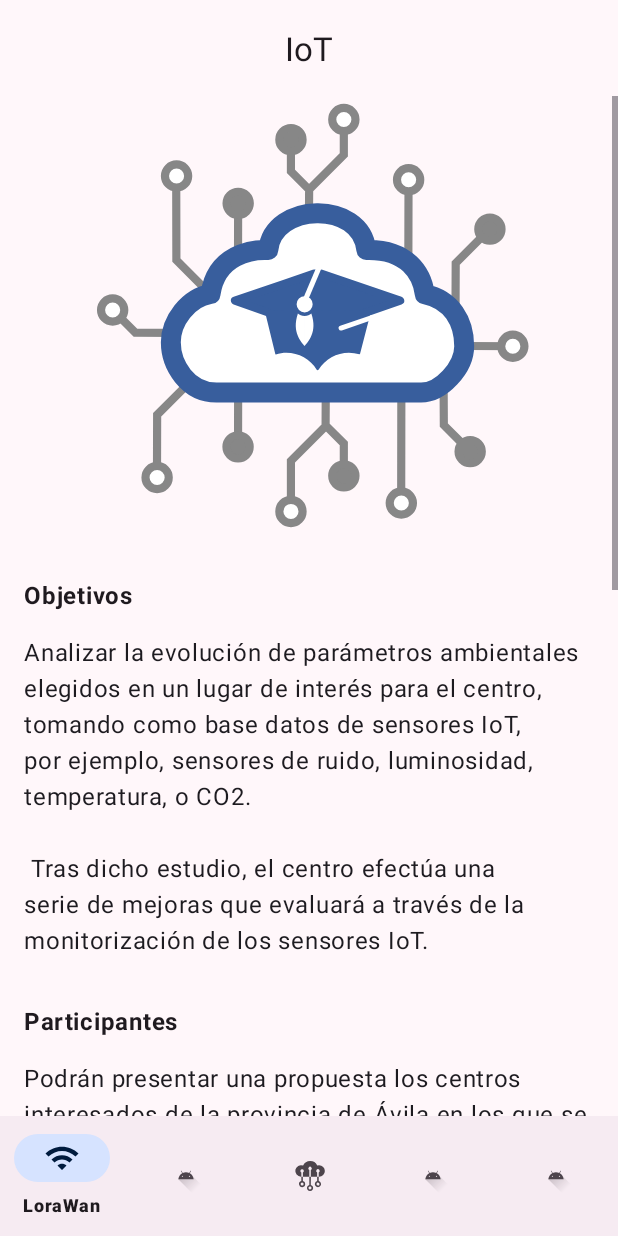
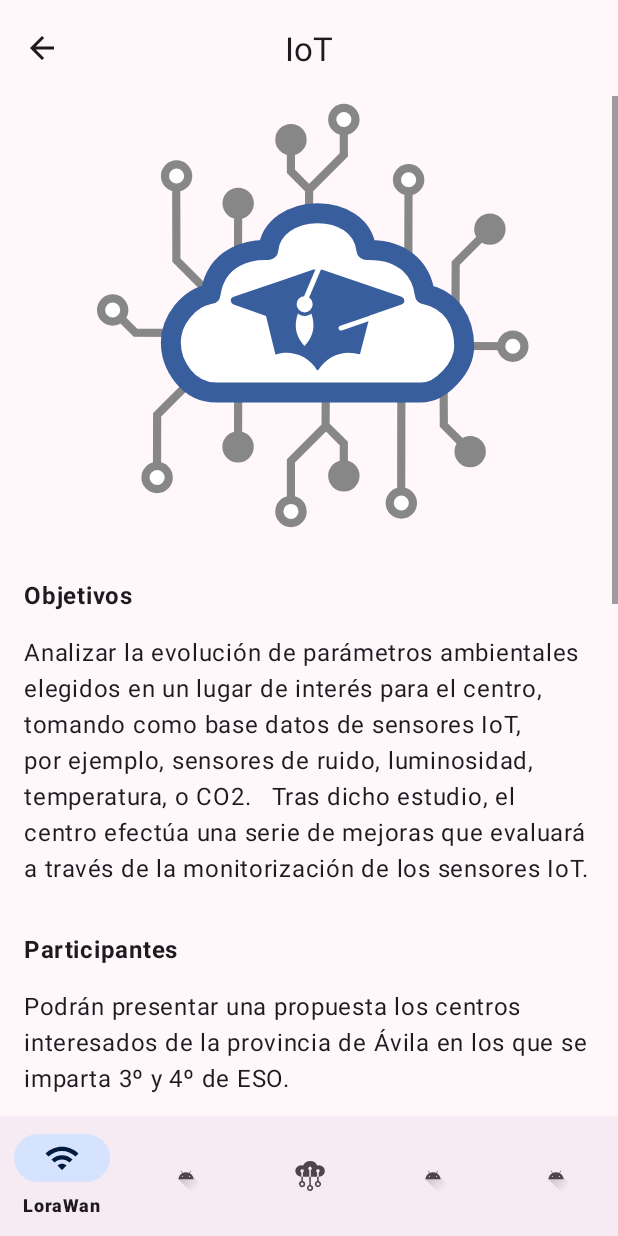
Before and after one commit to iesalonsodemadrigal/android-meceiot, an Android app: the IotContentScreenAboutFragment screen opened through its navigation route, on a phone screen of 412 x 824 dp. Run offline under Robolectric (Android 15) with nearby library versions, the phone set to English and light mode, and no system bars; our stand-ins replace navigation-ui; 3 statements that could not run were skipped.

Commit message:
feat: 23/01 nice work

```diff
--- a/app/src/main/java/edu/iesam/meceiot/features/iot/presentation/IotContentScreenAboutFragment.kt
+++ b/app/src/main/java/edu/iesam/meceiot/features/iot/presentation/IotContentScreenAboutFragment.kt
@@ -5,6 +5,7 @@ import android.view.LayoutInflater
 import android.view.View
 import android.view.ViewGroup
 import androidx.fragment.app.Fragment
+import androidx.navigation.fragment.findNavController
 import edu.iesam.meceiot.R
 import edu.iesam.meceiot.databinding.FragmentIotContentBinding
 import edu.iesam.meceiot.databinding.ItemContentListBinding
@@ -25,7 +26,14 @@ class IotContentScreenAboutFragment : Fragment(R.layout.fragment_iot_content) {
 
     private fun setupView() {
         binding.apply {
-            viewDetailedMeceiot.mainToolbar.title = getString(R.string.iot_title)
+            viewDetailedMeceiot.mainToolbarDetail.setNavigationOnClickListener {
+                // Handle navigation icon press
+                findNavController().navigateUp()
+
+
+            }
+
+            viewDetailedMeceiot.mainToolbarDetail.title = getString(R.string.iot_title)
 
             setItemText(
                 ItemContentListBinding.bind(viewParagraph.root),
--- /dev/null
+++ b/app/src/main/res/drawable/ic_arrow_back_24.xml
@@ -0,0 +1,13 @@
+<vector xmlns:android="http://schemas.android.com/apk/res/android"
+    android:width="24dp"
+    android:height="24dp"
+    android:autoMirrored="true"
+    android:tint="#000000"
+    android:viewportWidth="24"
+    android:viewportHeight="24">
+
+    <path
+        android:fillColor="@android:color/white"
+        android:pathData="M20,11H7.83l5.59,-5.59L12,4l-8,8 8,8 1.41,-1.41L7.83,13H20v-2z" />
+
+</vector>
--- a/app/src/main/res/layout/fragment_iot_content.xml
+++ b/app/src/main/res/layout/fragment_iot_content.xml
@@ -5,7 +5,7 @@
 
     <include
         android:id="@+id/view_detailed_meceiot"
-        layout="@layout/main_toolbar"
+        layout="@layout/view_toolbar_detail"
         app:layout_constraintStart_toStartOf="parent"
         app:layout_constraintTop_toTopOf="parent" />
 
--- a/app/src/main/res/layout/item_content_list.xml
+++ b/app/src/main/res/layout/item_content_list.xml
@@ -32,6 +32,7 @@
             app:layout_constraintEnd_toEndOf="parent"
             app:layout_constraintStart_toStartOf="parent"
             app:layout_constraintTop_toBottomOf="@+id/title_info" />
+
     </androidx.constraintlayout.widget.ConstraintLayout>
 
 </androidx.constraintlayout.widget.ConstraintLayout>
--- a/app/src/main/res/layout/view_toolbar_detail.xml
+++ b/app/src/main/res/layout/view_toolbar_detail.xml
@@ -1,13 +1,15 @@
-<com.google.android.material.appbar.MaterialToolbar xmlns:android="http://schemas.android.com/apk/res/android"
+<?xml version="1.0" encoding="utf-8"?>
+<com.google.android.material.appbar.AppBarLayout xmlns:android="http://schemas.android.com/apk/res/android"
+    android:layout_width="match_parent"
+    android:layout_height="@dimen/toolbar_height"
     xmlns:app="http://schemas.android.com/apk/res-auto"
-    android:id="@+id/view_toolbar_detail"
-    style="@style/AppHeadlineHeader"
-    android:layout_width="match_parent"
-    android:layout_height="wrap_content"
-    android:layout_margin="@dimen/margin_extra_small"
-    android:padding="@dimen/image_size_small"
-    android:paddingTop="@dimen/padding_extra_small"
-    android:paddingBottom="@dimen/padding_extra_small"
-    android:textSize="@dimen/font_size_medium"
-    android:background="@color/white"
-    app:title="@string/detail_title" />
+    android:background="@color/design_default_color_surface">
+
+    <com.google.android.material.appbar.MaterialToolbar
+        android:id="@+id/main_toolbar_detail"
+        style="@style/AppmainToolbar"
+        android:layout_width="match_parent"
+        android:layout_height="@dimen/toolbar_height"
+        app:navigationIcon="@drawable/ic_arrow_back_24" />
+
+</com.google.android.material.appbar.AppBarLayout>
--- a/app/src/main/res/values/strings.xml
+++ b/app/src/main/res/values/strings.xml
@@ -73,8 +73,8 @@
 
     <!--string content meceiot-->
     <string name="meceiot_title_1">Objetivos</string>
-    <string name="meceiot_content_1">Analizar la evolución de parámetros ambientales elegidos en un lugar de interés para el centro, tomando como base datos de sensores IoT, por ejemplo, sensores de ruido, luminosidad, temperatura, o CO2.
-\n\n Tras dicho estudio, el centro efectúa una serie de mejoras que evaluará a través de la monitorización de los sensores IoT.</string>
+    <string name="meceiot_content_1"><p>Analizar la evolución de parámetros ambientales elegidos en un lugar de interés para el centro, tomando como base datos de sensores IoT, por ejemplo, sensores de ruido, luminosidad, temperatura, o CO2.
+    </p> <br /> <p>Tras dicho estudio, el centro efectúa una serie de mejoras que evaluará a través de la monitorización de los sensores IoT.</p></string>
     <string name="meceiot_title_2">Participantes </string>
     <string name="meceiot_content_2">Podrán presentar una propuesta los centros interesados de la provincia de Ávila en los que se imparta 3º y 4º de ESO.</string>
     <string name="meceiot_title_3">Materiales</string>
```
